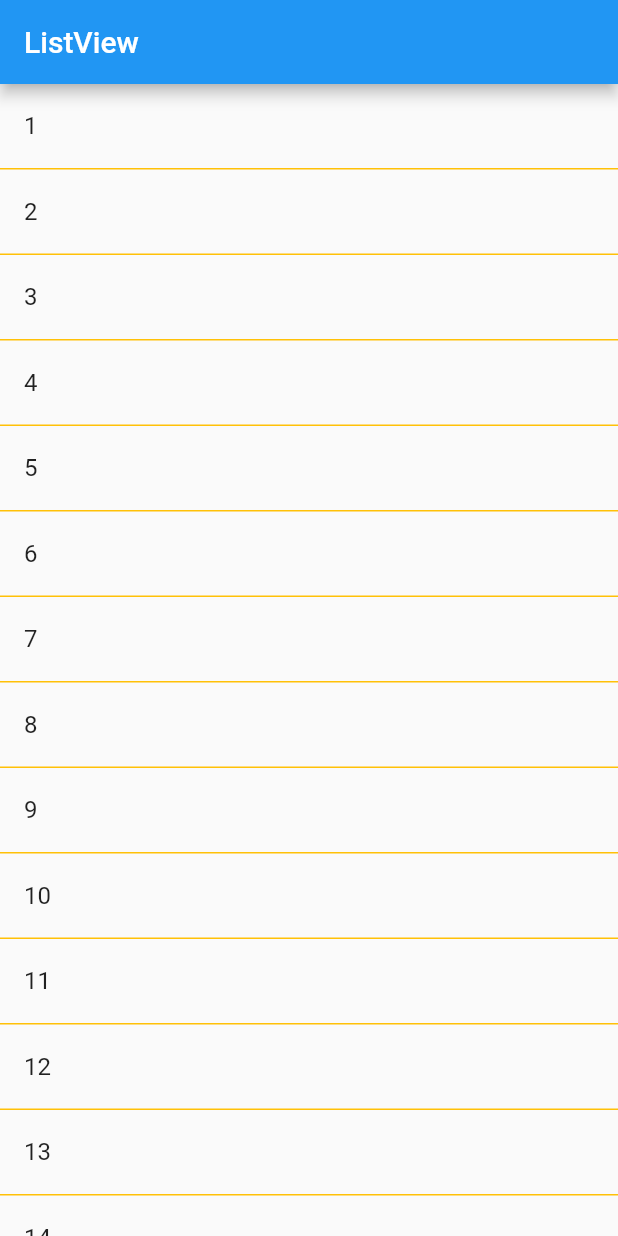
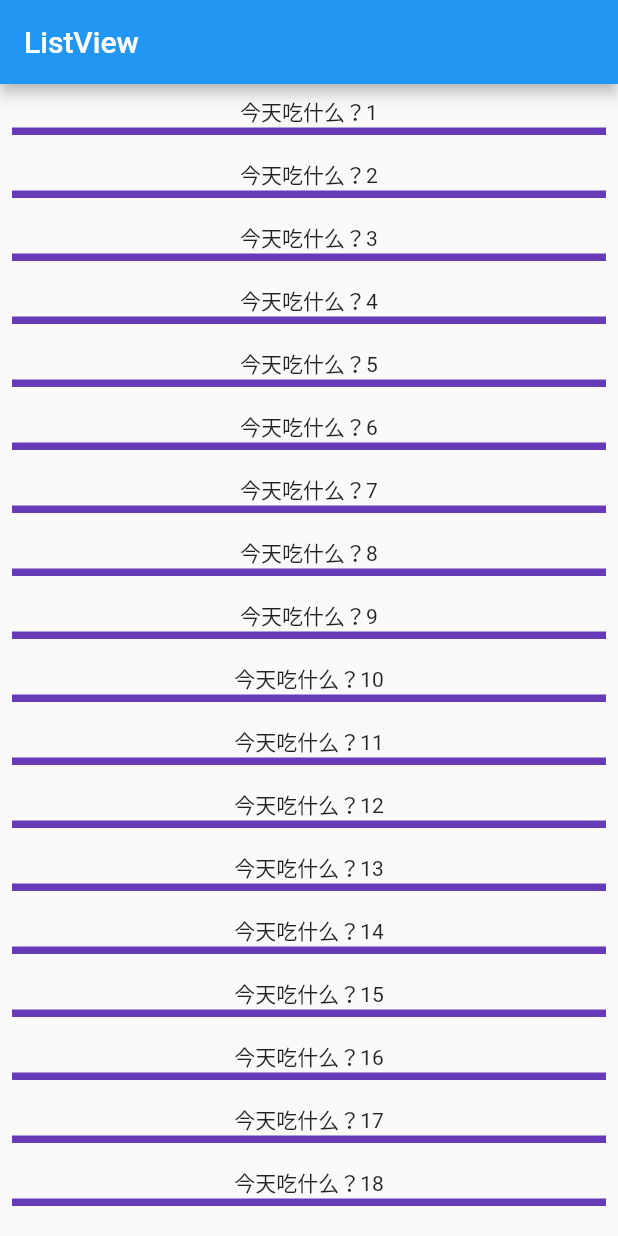
Before and after one commit to HLJJMS/MYFLUTTER, a Flutter app: the screen it shows after launch, after a tap on "进入listView", on a phone screen of 412 x 824 dp. Run offline on Flutter 3.47's test engine with Material 2 defaults, Android fonts, the phone set to English and light mode, and no system bars; network calls fail.

Commit message:
下拉刷新

```diff
--- a/lib/ListView.dart
+++ b/lib/ListView.dart
@@ -1,11 +1,10 @@
 import 'package:flutter/material.dart';
-
 
 class MyListView extends StatelessWidget {
   List<String> items = [];
+
   @override
   Widget build(BuildContext context) {
-
     items.add("1");
     items.add("2");
     items.add("3");
@@ -26,30 +25,47 @@ class MyListView extends StatelessWidget {
     items.add("18");
     items.add("19");
     items.add("20");
-
+    Future<Null> aa(){
+      print("刷新了");
+    }
     return MaterialApp(
       title: "ListView",
       home: Scaffold(
           appBar: AppBar(
             title: Text("ListView"),
           ),
-        body: ListView.separated(
+          body: new LayoutBuilder(builder: (context, constraints) {
+            return new NotificationListener(
+
+              onNotification: (ScrollNotification note) {
+                print(note.metrics.pixels.toInt()); // 滚动位置。
+              },
+              child: RefreshIndicator(
+                onRefresh: aa,
+                child: new ListView.builder(
                   itemCount: items.length,
-          itemBuilder: (context, index) {
-            return ListTile(
-              title: Text(
-                  '${items[index]}'
+
+                  itemBuilder: (BuildContext context, int index) {
+                    return new Container(
+                      padding: const EdgeInsets.all(8.0),
+                      child: Column(
+                        children: <Widget>[
+                          Text('今天吃什么？${items.elementAt(index)}'),
+                          Container(
+                            width: 500,
+                            height: 5,
+                            color: Colors.deepPurple,
+                          )
+                        ],
                       ),
-            );
-          },
-          separatorBuilder: (context,index){
-            return Container(
-                constraints: BoxConstraints.tightFor(height: 1,width:0),
-              color: Colors.amber,
                     );
                   },
                 ),
               ),
             );
+          })),
+    );
   }
+
+
 }
```
Lines whose indentation alone changed are shown as unchanged.
